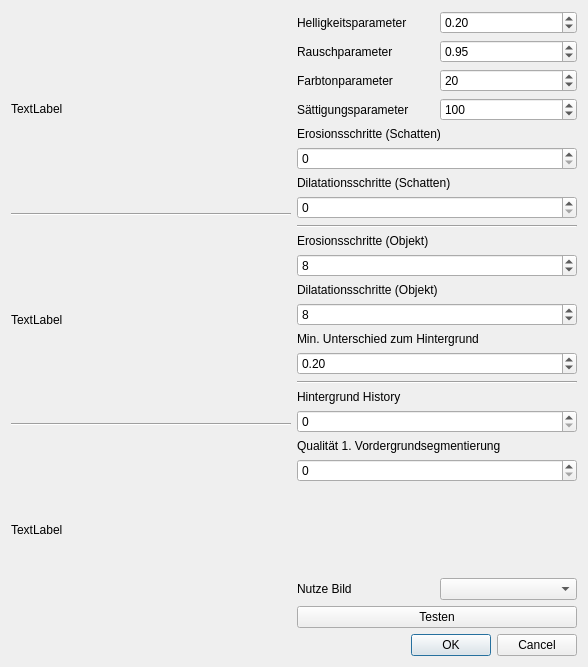
Before: the Qt Designer form BIT_Shadows/parameterdialog.ui in annsimon/bit_shadows, drawn with Qt 5.
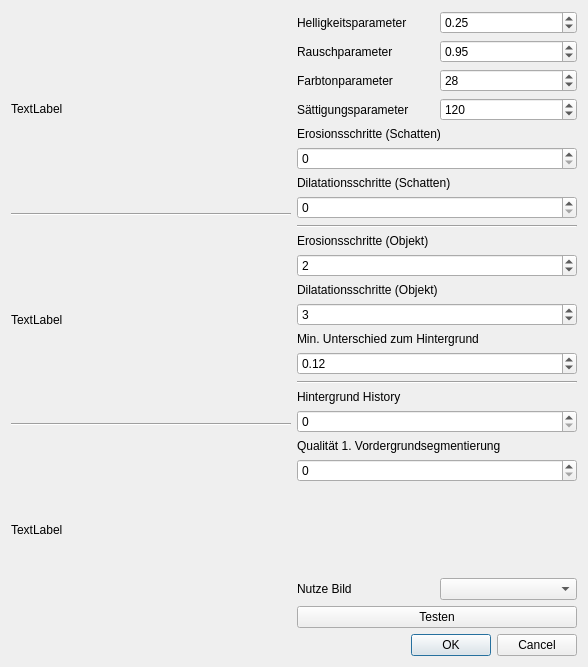
After: the same form once the commit is applied.

What changed in the file:
```diff
--- a/BIT_Shadows/parameterdialog.ui
+++ b/BIT_Shadows/parameterdialog.ui
@@ -71,7 +71,7 @@
             <number>255</number>
            </property>
            <property name="value">
-            <number>20</number>
+            <number>28</number>
            </property>
           </widget>
          </item>
@@ -84,7 +84,7 @@
             <double>0.100000000000000</double>
            </property>
            <property name="value">
-            <double>0.200000000000000</double>
+            <double>0.250000000000000</double>
            </property>
           </widget>
          </item>
@@ -138,7 +138,7 @@
             <number>255</number>
            </property>
            <property name="value">
-            <number>100</number>
+            <number>120</number>
            </property>
           </widget>
          </item>
@@ -198,7 +198,7 @@
           <number>20</number>
          </property>
          <property name="value">
-          <number>8</number>
+          <number>2</number>
          </property>
         </widget>
        </item>
@@ -215,7 +215,7 @@
           <number>20</number>
          </property>
          <property name="value">
-          <number>8</number>
+          <number>3</number>
          </property>
         </widget>
        </item>
@@ -232,7 +232,7 @@
           <double>1.000000000000000</double>
          </property>
          <property name="value">
-          <double>0.200000000000000</double>
+          <double>0.120000000000000</double>
          </property>
         </widget>
        </item>
```
